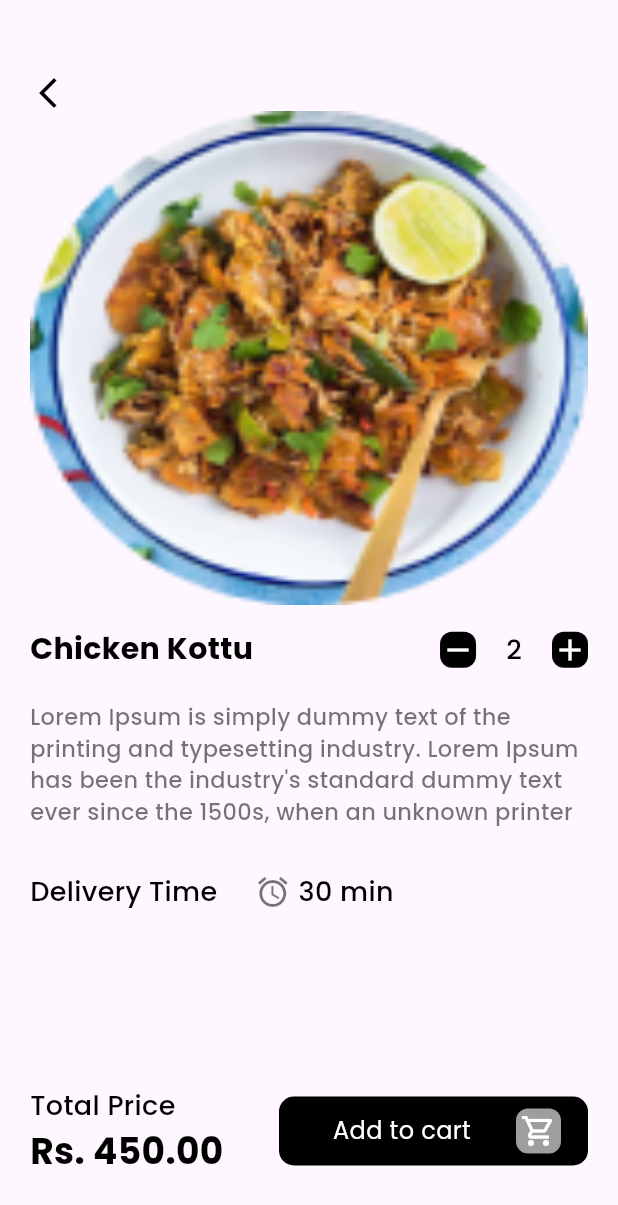
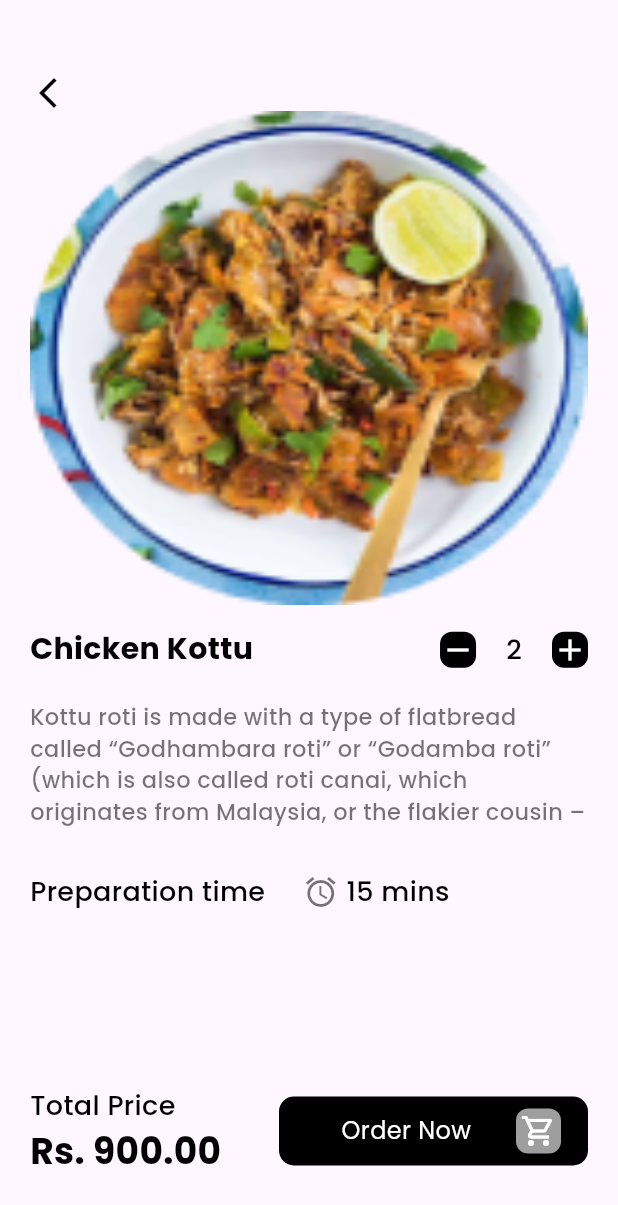
Before and after one commit to chethaka-s/unieats, a Flutter app: the Details screen opened directly, after a tap on the "add" icon, on a phone screen of 412 x 824 dp. Shown: the top 1205 px of the screen. Run offline on Flutter 3.47's test engine with Material 3 defaults, Android fonts, the phone set to English and light mode, and no system bars; our stand-ins replace cloud_firestore, firebase_auth, firebase_core; missing offline and left inert: dart:ffi; accounts and stored records are empty.

```diff
--- a/lib/main.dart
+++ b/lib/main.dart
@@ -1,4 +1,5 @@
 import 'package:flutter/material.dart';
+import 'package:unieats/pages/default.dart';
 // import "pages/default.dart";
 import 'package:unieats/pages/home.dart';
 import 'package:unieats/firebase_options.dart';
@@ -27,7 +28,7 @@ void main() async {
       // ),
       // body: DefaultPage(),
       // body: SignUpPage(),
-        body: Home(),
+      body: DefaultPage(),
     ),
   ));
 }
--- a/lib/pages/details.dart
+++ b/lib/pages/details.dart
@@ -10,6 +10,16 @@ class Details extends StatefulWidget {
 
 class _DetailsState extends State<Details> {
   int a = 1;
+  int quantity = 1;
+  double price = 450.00;
+
+  void increaseQuantity() {
+    setState(() {
+      quantity++;
+      // Update price as needed
+      price = quantity * 450.00; // For example, increase by $10 each time
+    });
+  }
 
   @override
   Widget build(BuildContext context) {
@@ -52,6 +62,7 @@ class _DetailsState extends State<Details> {
                   onTap: () {
                     if (a > 1) {
                       --a;
+                        price = 450.00 * a;
                     }
                     setState(() {});
                   },
@@ -79,6 +90,7 @@ class _DetailsState extends State<Details> {
                   onTap: () {
                     ++a;
                     setState(() {});
+                    price = 450.00 * a;
                   },
                   child: Container(
                     decoration: BoxDecoration(
@@ -96,7 +108,7 @@ class _DetailsState extends State<Details> {
               height: 20.0,
             ),
             Text(
-              "Lorem Ipsum is simply dummy text of the printing and typesetting industry. Lorem Ipsum has been the industry's standard dummy text ever since the 1500s, when an unknown printer took a galley of type and scrambled it to make a type specimen book.",
+              "Kottu roti is made with a type of flatbread called “Godhambara roti” or “Godamba roti” (which is also called roti canai, which originates from Malaysia, or the flakier cousin \– paratha, from India), that is shredded and then mixed with vegetables, meat and eggs (or not, for a vegetarian or vegan option) and aromatic spices and sauces",
               maxLines: 4,
               style: AppWidget.LiteTextFeildStyle(),
             ),
@@ -106,7 +118,7 @@ class _DetailsState extends State<Details> {
             Row(
               children: [
                 Text(
-                  "Delivery Time",
+                  "Preparation time",
                   style: AppWidget.semiBoldTextFeildStyle(),
                 ),
                 SizedBox(
@@ -120,7 +132,7 @@ class _DetailsState extends State<Details> {
                   width: 5.0,
                 ),
                 Text(
-                  "30 min",
+                  "15 mins ",
                   style: AppWidget.semiBoldTextFeildStyle(),
                 )
               ],
@@ -139,7 +151,7 @@ class _DetailsState extends State<Details> {
                         style: AppWidget.semiBoldTextFeildStyle(),
                       ),
                       Text(
-                        "Rs. 450.00",
+                        "Rs. ${price.toStringAsFixed(2)}",
                         style: AppWidget.HeadlineTextFeildStyle(),
                       )
                     ],
@@ -154,7 +166,7 @@ class _DetailsState extends State<Details> {
                       mainAxisAlignment: MainAxisAlignment.end,
                       children: [
                         Text(
-                          "Add to cart",
+                          "Order Now",
                           style: TextStyle(
                               color: Colors.white,
                               fontSize: 16.0,
```
